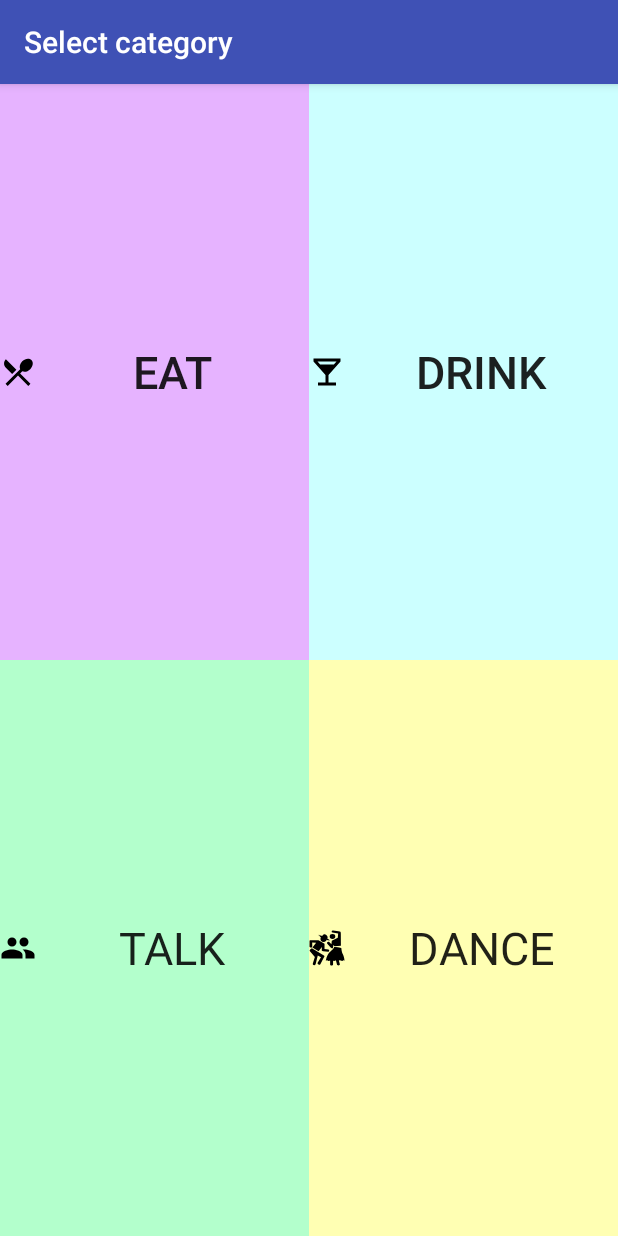
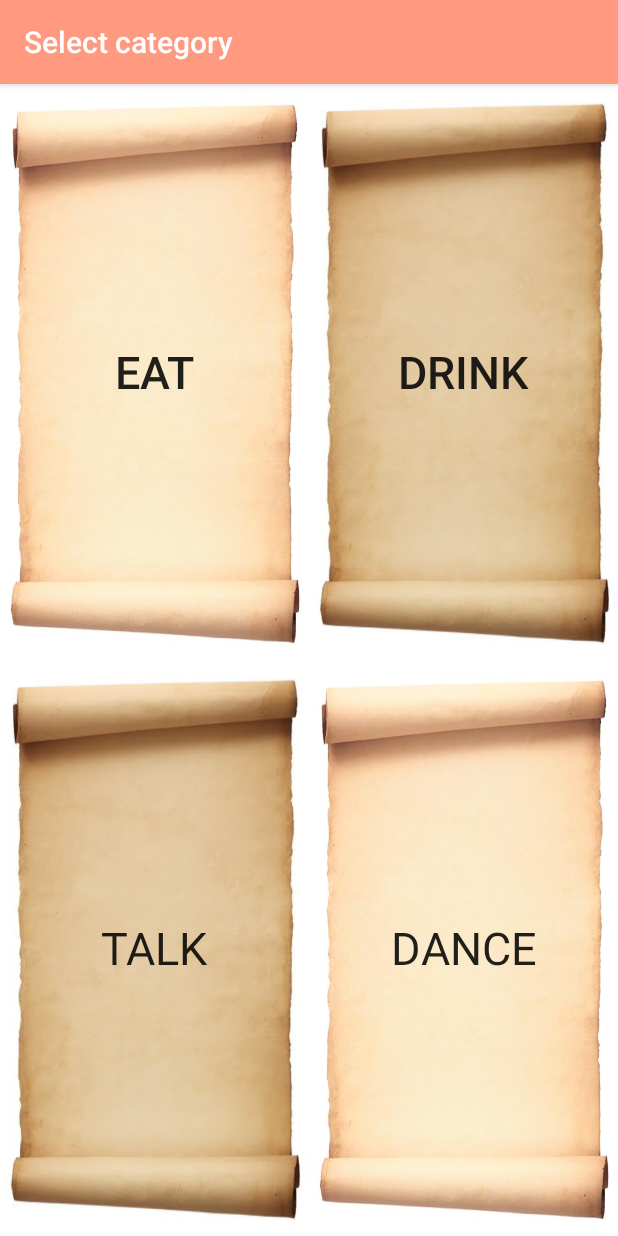
Before and after one commit to kolmilan/ChineseintheBar, an Android app: the CategoryActivity screen opened directly, with no data from a screen before it, on a phone screen of 412 x 824 dp. Run offline under Robolectric (Android 15) with nearby library versions, the phone set to English and light mode, and no system bars.

Commit message:
background

```diff
--- a/app/src/main/res/layout/activity_category.xml
+++ b/app/src/main/res/layout/activity_category.xml
@@ -18,10 +18,9 @@
         android:layout_width="match_parent"
         android:layout_height="match_parent"
         android:layout_weight="1"
-        android:drawableStart="@drawable/ic_restaurant_menu_black_24dp"
         android:onClick="eatOnClick"
         android:textSize="30sp"
-        android:background="#e6b3ff"
+        android:background="@drawable/papyrus5"
         android:text="EAT" />
 
     <Button
@@ -29,9 +28,8 @@
         android:layout_width="match_parent"
         android:layout_height="match_parent"
         android:layout_weight="1"
-        android:background="#ccffff"
+        android:background="@drawable/papyrus6"
         android:textSize="30sp"
-        android:drawableStart="@drawable/ic_local_bar_black_24dp"
         android:onClick="drinkOnClick"
         android:text="DRINK" />
 
@@ -49,9 +47,8 @@
             android:layout_width="match_parent"
             android:layout_height="match_parent"
             android:layout_weight="1"
-            android:background="#b3ffcc"
+            android:background="@drawable/papyrus6"
             android:textSize="30sp"
-            android:drawableStart="@drawable/ic_account_multiple"
             android:textAppearance="?android:attr/textAppearanceLarge"
             android:onClick="talkOnClick"
             android:text="TALK" />
@@ -61,9 +58,8 @@
             android:layout_width="match_parent"
             android:layout_height="match_parent"
             android:layout_weight="1"
-            android:drawableStart="@drawable/ic_party_icon"
             android:textAppearance="?android:attr/textAppearanceLarge"
-            android:background="#ffffb3"
+            android:background="@drawable/papyrus5"
             android:onClick="danceOnClick"
             android:textSize="30sp"
             android:text="DANCE" />
--- a/app/src/main/res/layout/activity_menu.xml
+++ b/app/src/main/res/layout/activity_menu.xml
@@ -5,7 +5,7 @@
     android:layout_width="match_parent"
     android:layout_height="match_parent"
     android:orientation="vertical"
-    android:layout_margin="16dp"
+    android:background="#fff5cc"
     tools:context="at.ac.univie.informatik.chineseinthebar.MenuActivity">
 
     <Button
@@ -14,6 +14,7 @@
         android:layout_height="match_parent"
         android:layout_margin="10dp"
         android:layout_weight="1"
+        android:background="@drawable/papirus"
         android:text="Phrases" />
 
     <Button
@@ -22,6 +23,7 @@
         android:layout_height="match_parent"
         android:layout_margin="10dp"
         android:layout_weight="1"
+        android:background="@drawable/papirus"
         android:text="Words" />
 
     <Button
@@ -30,5 +32,6 @@
         android:layout_height="match_parent"
         android:layout_margin="10dp"
         android:layout_weight="1"
+        android:background="@drawable/papirus"
         android:text="Game" />
 </LinearLayout>
--- a/app/src/main/res/values/colors.xml
+++ b/app/src/main/res/values/colors.xml
@@ -1,6 +1,6 @@
 <?xml version="1.0" encoding="utf-8"?>
 <resources>
-    <color name="colorPrimary">#3F51B5</color>
-    <color name="colorPrimaryDark">#303F9F</color>
+    <color name="colorPrimary">#ff9980</color>
+    <color name="colorPrimaryDark">#e62e00</color>
     <color name="colorAccent">#FF4081</color>
 </resources>
--- /dev/null
+++ b/app/src/main/res/values/refs.xml
@@ -0,0 +1,3 @@
+<?xml version="1.0" encoding="utf-8"?>
+<resources>
+</resources>
```
Also changed, not shown: app/src/main/res/drawable/papirus.jpg (added), app/src/main/res/drawable/papirus2.jpg (added), app/src/main/res/drawable/papyrus4.png (added), app/src/main/res/drawable/papyrus5.jpg (added), app/src/main/res/drawable/papyrus6.jpg (added), app/src/main/res/drawable/papyrus_3.png (added).
